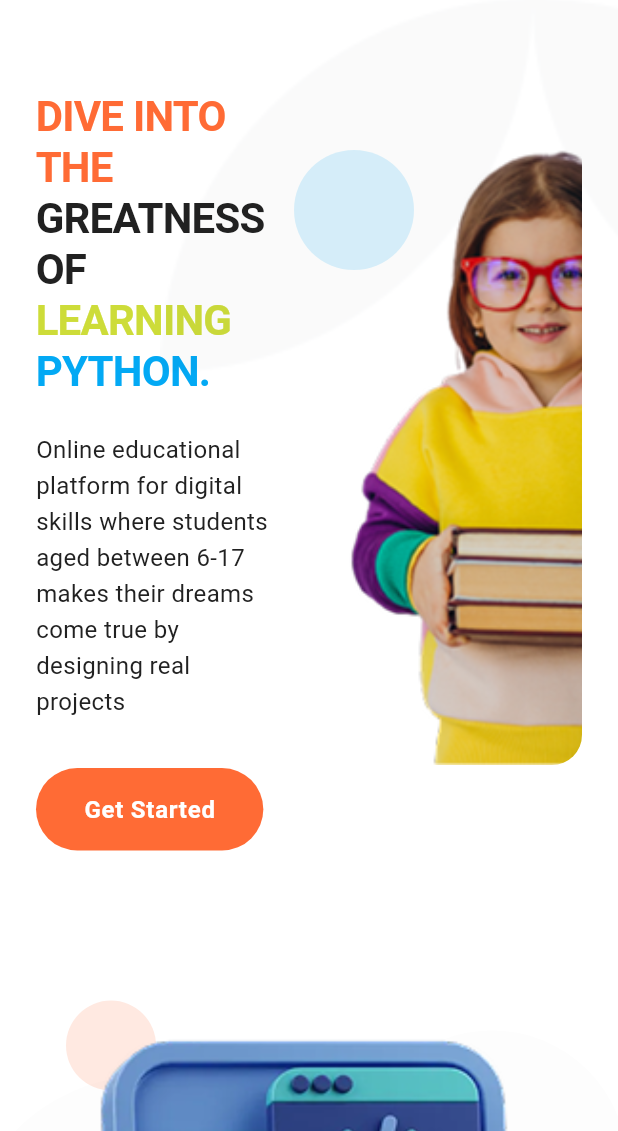
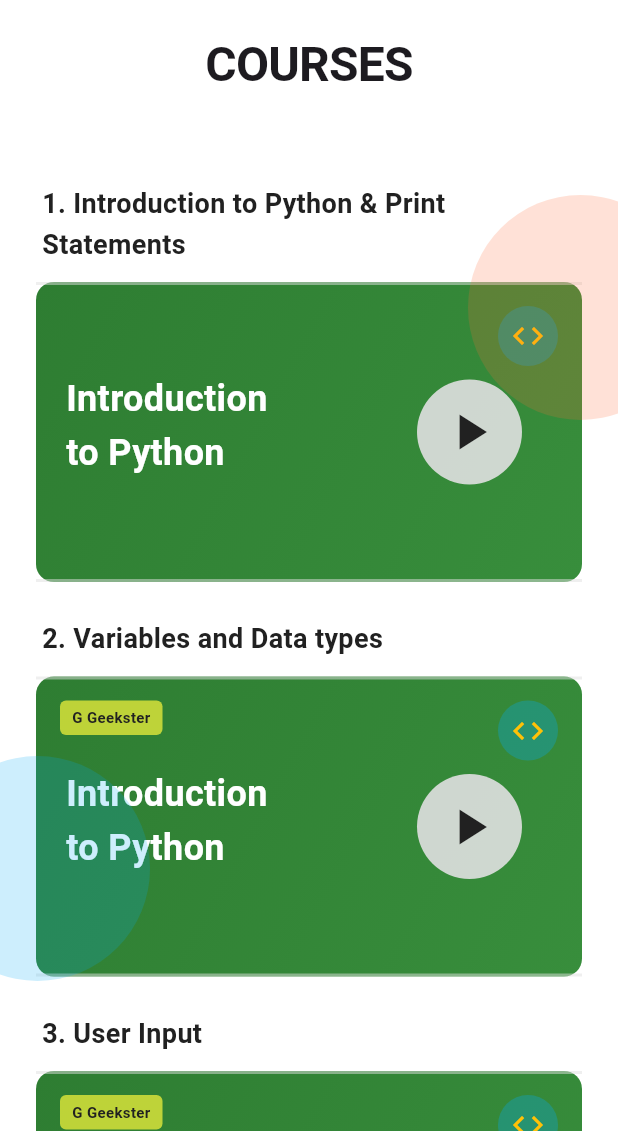
Before and after one commit to NzizaPacifique250/kodekid_MD, a Flutter app: the screen it shows after launch, after a tap on "Get Started", on a phone screen of 412 x 824 dp, the part 105-1236 px from its top. Run offline on Flutter 3.47's test engine with Material 3 defaults, Android fonts, the light colour scheme and no system bars; our stand-ins replace flutter_svg.

Commit message:
I have added the course page

```diff
--- a/lib/core/constants/app_colors.dart
+++ b/lib/core/constants/app_colors.dart
@@ -11,4 +11,6 @@ class AppColors {
   static const Color white = Color(0xFFFFFFFF);
   static const Color lightGrey = Color(0xFFE0E0E0);
   static const Color backgroundGrey = Color(0xFFF5F5F5);
+  static const Color darkGreen = Color(0xFF2E7D32);
+  static const Color darkGreenLight = Color(0xFF388E3C);
 }
--- /dev/null
+++ b/lib/features/home/data/courses_data.dart
@@ -0,0 +1,38 @@
+import '../domain/course_model.dart';
+
+class CoursesData {
+  static List<CourseModel> getCourses() {
+    return [
+      CourseModel(
+        id: 1,
+        title: 'Introduction to Python & Print Statements',
+        videoUrl: 'https://www.youtube.com/watch?v=g4xs_5rZdos',
+        hasGeeksterLogo: false,
+      ),
+      CourseModel(
+        id: 2,
+        title: 'Variables and Data types',
+        videoUrl: 'https://www.youtube.com/watch?v=g4xs_5rZdos',
+        hasGeeksterLogo: true,
+      ),
+      CourseModel(
+        id: 3,
+        title: 'User Input',
+        videoUrl: 'https://www.youtube.com/watch?v=g4xs_5rZdos',
+        hasGeeksterLogo: true,
+      ),
+      CourseModel(
+        id: 4,
+        title: 'Introduction to Python & Print Statements',
+        videoUrl: 'https://www.youtube.com/watch?v=g4xs_5rZdos',
+        hasGeeksterLogo: false,
+      ),
+      CourseModel(
+        id: 5,
+        title: 'Introduction to Python & Print Statements',
+        videoUrl: 'https://www.youtube.com/watch?v=g4xs_5rZdos',
+        hasGeeksterLogo: true,
+      ),
+    ];
+  }
+}
--- /dev/null
+++ b/lib/features/home/domain/course_model.dart
@@ -0,0 +1,13 @@
+class CourseModel {
+  final int id;
+  final String title;
+  final String videoUrl;
+  final bool hasGeeksterLogo;
+
+  CourseModel({
+    required this.id,
+    required this.title,
+    required this.videoUrl,
+    this.hasGeeksterLogo = false,
+  });
+}
--- /dev/null
+++ b/lib/features/home/presentation/courses_page.dart
@@ -0,0 +1,114 @@
+import 'package:flutter/material.dart';
+import 'package:flutter_svg/flutter_svg.dart';
+import '../../../core/constants/app_colors.dart';
+import '../../../core/constants/app_text_styles.dart';
+import '../data/courses_data.dart';
+import 'widgets/course_item.dart';
+
+class CoursesPage extends StatelessWidget {
+  const CoursesPage({super.key});
+
+  @override
+  Widget build(BuildContext context) {
+    final courses = CoursesData.getCourses();
+
+    return Scaffold(
+      backgroundColor: AppColors.white,
+      body: Stack(
+        children: [
+          // Main scrollable content
+          SingleChildScrollView(
+            child: Column(
+              children: [
+                // Header Section
+                _buildHeader(context),
+
+                // Courses List
+                Padding(
+                  padding: const EdgeInsets.symmetric(horizontal: 24),
+                  child: Column(
+                    children: courses.map((course) {
+                      return CourseItem(course: course);
+                    }).toList(),
+                  ),
+                ),
+                const SizedBox(height: 40),
+              ],
+            ),
+          ),
+          // Decorative elements
+          // Orange decorative element (right side)
+          Positioned(
+            right: -50,
+            top: 200,
+            child: Opacity(
+              opacity: 0.2,
+              child: Container(
+                width: 150,
+                height: 150,
+                decoration: BoxDecoration(
+                  color: AppColors.orange,
+                  shape: BoxShape.circle,
+                ),
+              ),
+            ),
+          ),
+          // Blue decorative element (left side)
+          Positioned(
+            left: -50,
+            bottom: 100,
+            child: Opacity(
+              opacity: 0.2,
+              child: Container(
+                width: 150,
+                height: 150,
+                decoration: BoxDecoration(
+                  color: AppColors.lightBlue,
+                  shape: BoxShape.circle,
+                ),
+              ),
+            ),
+          ),
+        ],
+      ),
+    );
+  }
+
+  Widget _buildHeader(BuildContext context) {
+    return Padding(
+      padding: const EdgeInsets.symmetric(horizontal: 24, vertical: 20),
+      child: Column(
+        children: [
+          // Logo
+          Row(
+            children: [
+              SvgPicture.asset(
+                'assets/images/logo kidkoder.svg',
+                height: 50,
+                fit: BoxFit.contain,
+                errorBuilder: (context, error, stackTrace) {
+                  return Image.asset(
+                    'assets/images/logo kidkoder.svg',
+                    height: 50,
+                    fit: BoxFit.contain,
+                  );
+                },
+              ),
+            ],
+          ),
+          const SizedBox(height: 24),
+          // COURSES title
+          Text(
+            'COURSES',
+            style: AppTextStyles.sectionHeadline(
+              fontSize: 32,
+              fontWeight: FontWeight.bold,
+            ),
+            textAlign: TextAlign.center,
+          ),
+          const SizedBox(height: 40),
+        ],
+      ),
+    );
+  }
+}
--- a/lib/features/home/presentation/landing_page.dart
+++ b/lib/features/home/presentation/landing_page.dart
@@ -4,6 +4,7 @@ import '../../../core/constants/app_colors.dart';
 import '../../../core/constants/app_text_styles.dart';
 import '../../../core/widgets/colored_text.dart';
 import '../../../core/widgets/primary_button.dart';
+import '../../../routes/app_routes.dart';
 
 class LandingPage extends StatelessWidget {
   const LandingPage({super.key});
@@ -115,7 +116,7 @@ class LandingPage extends StatelessWidget {
                   text: 'Get Started',
                   backgroundColor: AppColors.orange,
                   onPressed: () {
-                    // Handle navigation
+                    Navigator.pushNamed(context, AppRoutes.courses);
                   },
                 ),
               ],
@@ -295,7 +296,7 @@ class LandingPage extends StatelessWidget {
             text: 'Explore coursers',
             backgroundColor: AppColors.lightBlue,
             onPressed: () {
-              // Handle navigation
+              Navigator.pushNamed(context, AppRoutes.courses);
             },
           ),
           const SizedBox(height: 40),
--- /dev/null
+++ b/lib/features/home/presentation/widgets/course_item.dart
@@ -0,0 +1,188 @@
+import 'package:flutter/material.dart';
+import 'package:url_launcher/url_launcher.dart';
+import '../../../../core/constants/app_colors.dart';
+import '../../../../core/constants/app_text_styles.dart';
+import '../../domain/course_model.dart';
+
+class CourseItem extends StatelessWidget {
+  final CourseModel course;
+
+  const CourseItem({
+    super.key,
+    required this.course,
+  });
+
+  @override
+  Widget build(BuildContext context) {
+    return Padding(
+      padding: const EdgeInsets.only(bottom: 24),
+      child: Column(
+        crossAxisAlignment: CrossAxisAlignment.start,
+        children: [
+          // Course number and title
+          Padding(
+            padding: const EdgeInsets.only(left: 4, bottom: 12),
+            child: Text(
+              '${course.id}. ${course.title}',
+              style: AppTextStyles.bodyText(
+                fontSize: 18,
+                fontWeight: FontWeight.w600,
+              ),
+            ),
+          ),
+          // Video thumbnail
+          GestureDetector(
+            onTap: () => _launchVideo(course.videoUrl),
+            child: Stack(
+              children: [
+                // Thumbnail container with gradient
+                Container(
+                  width: double.infinity,
+                  height: 200,
+                  decoration: BoxDecoration(
+                    gradient: const LinearGradient(
+                      begin: Alignment.topLeft,
+                      end: Alignment.bottomRight,
+                      colors: [
+                        AppColors.darkGreen,
+                        AppColors.darkGreenLight,
+                      ],
+                    ),
+                    borderRadius: BorderRadius.circular(12),
+                  ),
+                child: Stack(
+                  children: [
+                    // Top grey bar
+                    Positioned(
+                      top: 0,
+                      left: 0,
+                      right: 0,
+                      child: Container(
+                        height: 2,
+                        color: AppColors.lightGrey.withOpacity(0.5),
+                      ),
+                    ),
+                    // Bottom grey bar
+                    Positioned(
+                      bottom: 0,
+                      left: 0,
+                      right: 0,
+                      child: Container(
+                        height: 2,
+                        color: AppColors.lightGrey.withOpacity(0.5),
+                      ),
+                    ),
+                    // Course title text on thumbnail
+                    Positioned(
+                      left: 20,
+                      top: 60,
+                      child: Column(
+                        crossAxisAlignment: CrossAxisAlignment.start,
+                        children: [
+                          Text(
+                            'Introduction',
+                            style: AppTextStyles.bodyText(
+                              fontSize: 24,
+                              fontWeight: FontWeight.bold,
+                            ).copyWith(color: AppColors.white),
+                          ),
+                          Text(
+                            'to Python',
+                            style: AppTextStyles.bodyText(
+                              fontSize: 24,
+                              fontWeight: FontWeight.bold,
+                            ).copyWith(color: AppColors.white),
+                          ),
+                        ],
+                      ),
+                    ),
+                    // Geekster logo (if applicable)
+                    if (course.hasGeeksterLogo)
+                      Positioned(
+                        top: 16,
+                        left: 16,
+                        child: Container(
+                          padding: const EdgeInsets.symmetric(
+                            horizontal: 8,
+                            vertical: 4,
+                          ),
+                          decoration: BoxDecoration(
+                            color: AppColors.limeGreen.withOpacity(0.9),
+                            borderRadius: BorderRadius.circular(4),
+                          ),
+                          child: Text(
+                            'G Geekster',
+                            style: AppTextStyles.bodyText(
+                              fontSize: 10,
+                              fontWeight: FontWeight.bold,
+                            ).copyWith(color: AppColors.darkGrey),
+                          ),
+                        ),
+                      ),
+                    // Python logo placeholder (top right)
+                    Positioned(
+                      top: 16,
+                      right: 16,
+                      child: Container(
+                        width: 40,
+                        height: 40,
+                        decoration: BoxDecoration(
+                          color: AppColors.lightBlue.withOpacity(0.3),
+                          shape: BoxShape.circle,
+                        ),
+                        child: const Icon(
+                          Icons.code,
+                          color: AppColors.yellow,
+                          size: 24,
+                        ),
+                      ),
+                    ),
+                    // Play button (center-right)
+                    Positioned(
+                      right: 40,
+                      top: 0,
+                      bottom: 0,
+                      child: Center(
+                        child: Container(
+                          width: 70,
+                          height: 70,
+                          decoration: BoxDecoration(
+                            color: AppColors.lightGrey.withOpacity(0.9),
+                            shape: BoxShape.circle,
+                          ),
+                          child: const Icon(
+                            Icons.play_arrow,
+                            color: AppColors.darkGrey,
+                            size: 40,
+                          ),
+                        ),
+                      ),
+                    ),
+                  ],
+                ),
+              ),
+            ],
+            ),
+          ),
+        ],
+      ),
+    );
+  }
+
+  Future<void> _launchVideo(String url) async {
+    final Uri videoUri = Uri.parse(url);
+    try {
+      if (await canLaunchUrl(videoUri)) {
+        await launchUrl(
+          videoUri,
+          mode: LaunchMode.externalApplication,
+        );
+      } else {
+        throw 'Could not launch $url';
+      }
+    } catch (e) {
+      // Handle error - could show a snackbar or dialog
+      debugPrint('Error launching video: $e');
+    }
+  }
+}
--- a/lib/main.dart
+++ b/lib/main.dart
@@ -1,5 +1,7 @@
 import 'package:flutter/material.dart';
 import 'features/home/presentation/landing_page.dart';
+import 'features/home/presentation/courses_page.dart';
+import 'routes/app_routes.dart';
 
 void main() {
   runApp(const MainApp());
@@ -17,7 +19,11 @@ class MainApp extends StatelessWidget {
         primarySwatch: Colors.blue,
         fontFamily: 'Roboto',
       ),
-      home: const LandingPage(),
+      initialRoute: AppRoutes.landing,
+      routes: {
+        AppRoutes.landing: (context) => const LandingPage(),
+        AppRoutes.courses: (context) => const CoursesPage(),
+      },
     );
   }
 }
--- /dev/null
+++ b/lib/routes/app_routes.dart
@@ -0,0 +1,4 @@
+class AppRoutes {
+  static const String landing = '/';
+  static const String courses = '/courses';
+}
--- a/pubspec.yaml
+++ b/pubspec.yaml
@@ -10,6 +10,7 @@ dependencies:
   flutter:
     sdk: flutter
   flutter_svg: ^2.0.9
+  url_launcher: ^6.2.5
 
 dev_dependencies:
   flutter_test:
```
Also changed, not shown: pubspec.lock, 6 other files.
